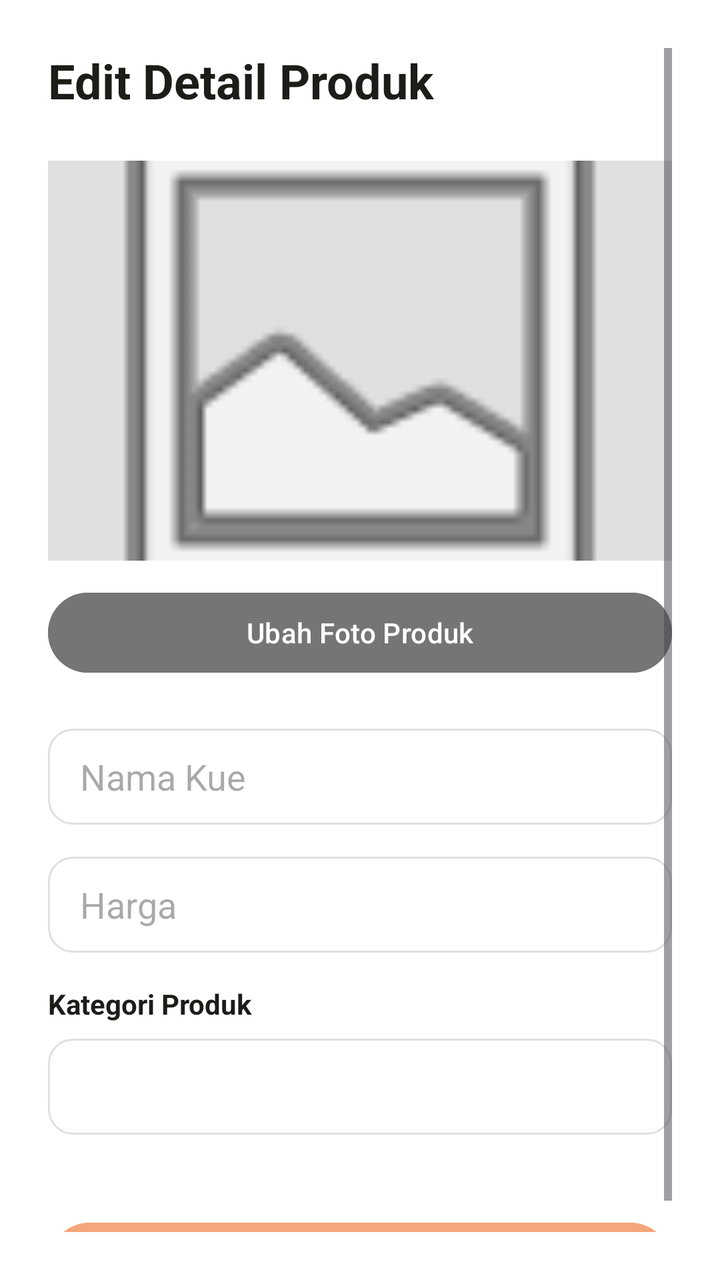
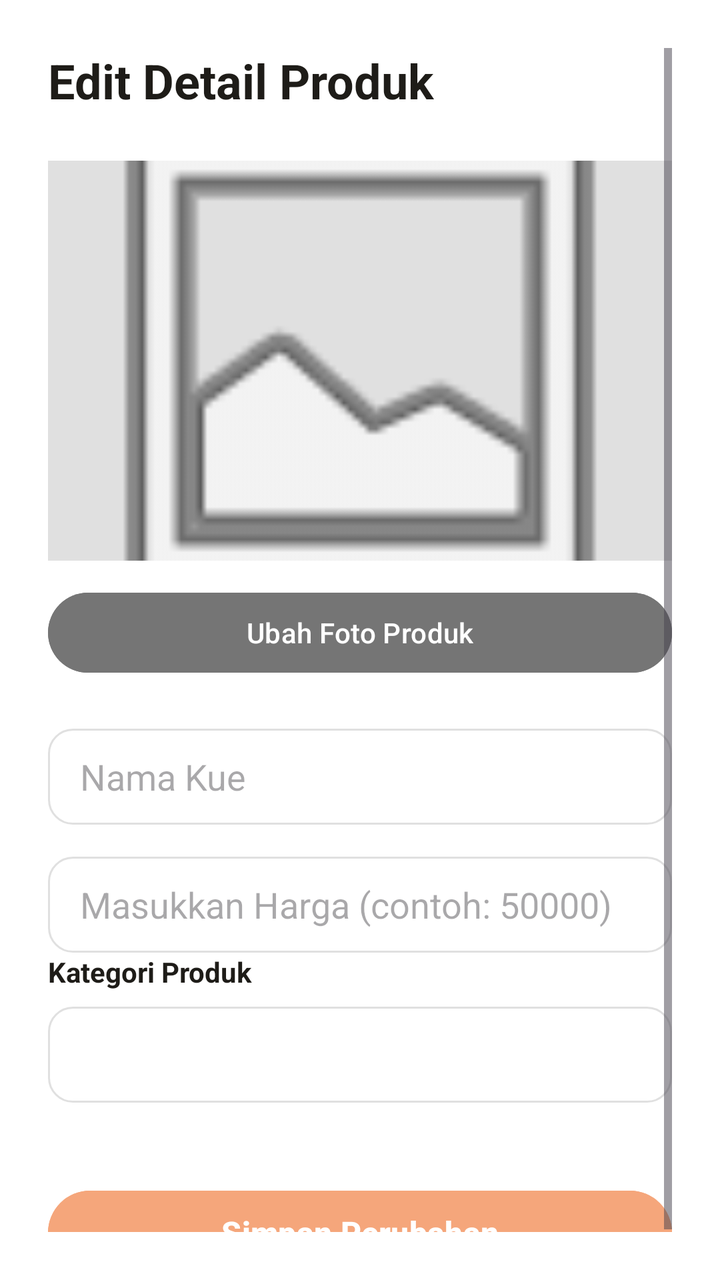

Before-and-after screenshots of an Android layout around one commit, followed by the original layout XML and the change that was made.
<!-- AndroidManifest.xml: application theme Theme.KueWeh -->
<!-- res/layout/activity_edit_product.xml -->
<?xml version="1.0" encoding="utf-8"?>
<ScrollView xmlns:android="http://schemas.android.com/apk/res/android"
    android:layout_width="match_parent"
    android:layout_height="match_parent"
    android:background="#FFFFFF"
    android:padding="24dp">

    <LinearLayout
        android:layout_width="match_parent"
        android:layout_height="wrap_content"
        android:orientation="vertical">

        <TextView
            android:layout_width="wrap_content"
            android:layout_height="wrap_content"
            android:layout_marginBottom="24dp"
            android:text="Edit Detail Produk"
            android:textColor="#1E1C18"
            android:textSize="24sp"
            android:textStyle="bold" />

        <ImageView
            android:id="@+id/imgEditPreview"
            android:layout_width="match_parent"
            android:layout_height="200dp"
            android:layout_marginBottom="12dp"
            android:background="#E0E0E0"
            android:scaleType="centerCrop"
            android:src="@android:drawable/ic_menu_gallery" />

        <Button
            android:id="@+id/btnEditPilihFoto"
            android:layout_width="match_parent"
            android:layout_height="wrap_content"
            android:layout_marginBottom="24dp"
            android:backgroundTint="#757575"
            android:text="Ubah Foto Produk" />

        <EditText
            android:id="@+id/etEditNamaKue"
            android:layout_width="match_parent"
            android:layout_height="48dp"
            android:layout_marginBottom="16dp"
            android:background="@drawable/bg_input_rounded"
            android:hint="Nama Kue"
            android:paddingHorizontal="16dp" />

        <EditText
            android:id="@+id/etEditHargaKue"
            android:layout_width="match_parent"
            android:layout_height="48dp"
            android:layout_marginBottom="16dp"
            android:background="@drawable/bg_input_rounded"
            android:hint="Harga"
            android:paddingHorizontal="16dp" />

        <TextView
            android:layout_width="wrap_content"
            android:layout_height="wrap_content"
            android:text="Kategori Produk"
            android:textColor="#1E1C18"
            android:textStyle="bold"
            android:layout_marginBottom="8dp" />

        <Spinner
            android:id="@+id/spinnerEditKategori"
            android:layout_width="match_parent"
            android:layout_height="48dp"
            android:layout_marginBottom="16dp"
            android:background="@drawable/bg_input_rounded"
            android:paddingHorizontal="16dp" />

        <Button
            android:id="@+id/btnSimpanPerubahan"
            android:layout_width="match_parent"
            android:layout_height="50dp"
            android:layout_marginTop="24dp"
            android:backgroundTint="#F5A67B"
            android:text="Simpan Perubahan"
            android:textSize="16sp"
            android:textStyle="bold" />

    </LinearLayout>
</ScrollView>
<!-- resources referenced by this layout -->
<resources>
  <!-- drawable bg_input_rounded (drawable) -->
  <?xml version="1.0" encoding="utf-8"?>
  <shape xmlns:android="http://schemas.android.com/apk/res/android">
      <solid android:color="#FFFFFF" />
      <stroke android:width="1dp" android:color="#E0E0E0" />
      <corners android:radius="12dp" />
  </shape>
  <style name="Theme.KueWeh" parent="Base.Theme.KueWeh" />
  <style name="Base.Theme.KueWeh" parent="Theme.Material3.DayNight.NoActionBar">
          
          
      </style>
</resources>

<!-- the commit's change to res/layout/activity_edit_product.xml (unified diff, before → after) -->
@@ -49,10 +49,11 @@
             android:id="@+id/etEditHargaKue"
             android:layout_width="match_parent"
             android:layout_height="48dp"
-            android:layout_marginBottom="16dp"
+            android:hint="Masukkan Harga (contoh: 50000)"
             android:background="@drawable/bg_input_rounded"
-            android:hint="Harga"
-            android:paddingHorizontal="16dp" />
+            android:paddingHorizontal="16dp"
+            android:inputType="number"
+            android:maxLines="1" />
 
         <TextView
             android:layout_width="wrap_content"
